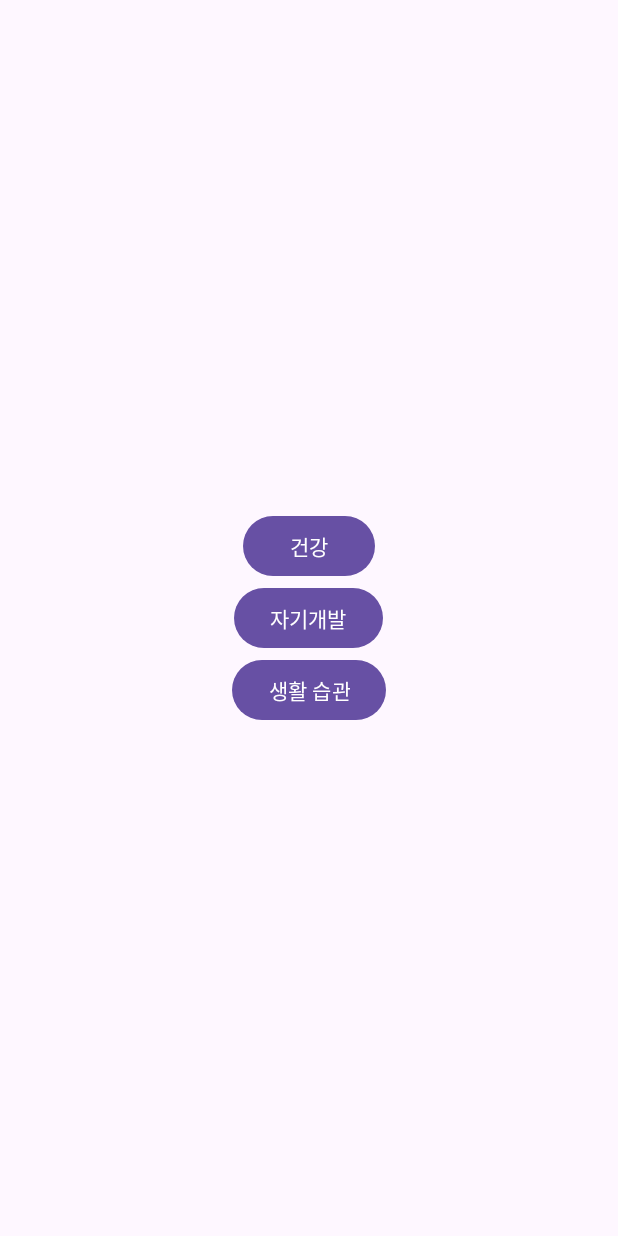
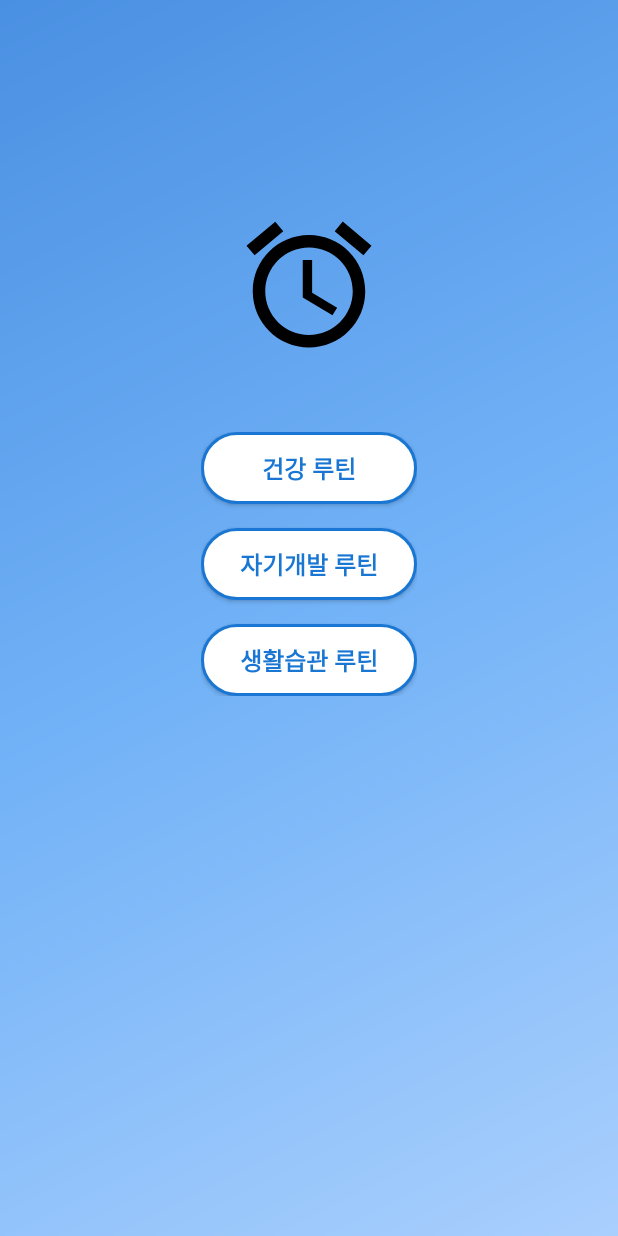
Before and after one commit to SoleyClang/2025GURU_team3, an Android app: the screen it shows after launch (MainActivity), on a phone screen of 412 x 824 dp. Run offline under Robolectric (Android 15) with nearby library versions, the phone set to English and light mode, and no system bars.

Commit message:
Add files via upload

```diff
--- a/Habit/Habit/app/src/main/java/com/example/habit/MainActivity.kt
+++ b/Habit/Habit/app/src/main/java/com/example/habit/MainActivity.kt
@@ -3,6 +3,7 @@ package com.example.habit
 import android.content.Intent
 import android.os.Bundle
 import android.widget.Button
+import android.widget.LinearLayout
 import androidx.appcompat.app.AppCompatActivity
 
 class MainActivity : AppCompatActivity() {
@@ -13,14 +14,14 @@ class MainActivity : AppCompatActivity() {
         findViewById<Button>(R.id.btnHealth).setOnClickListener {
             openRoutineScreen(ThemeType.HEALTH)
         }
-
         findViewById<Button>(R.id.btnSelfDev).setOnClickListener {
             openRoutineScreen(ThemeType.SELF_DEV)
         }
-
         findViewById<Button>(R.id.btnLifestyle).setOnClickListener {
             openRoutineScreen(ThemeType.LIFESTYLE)
         }
+
+
     }
 
     private fun openRoutineScreen(theme: ThemeType) {
--- a/Habit/Habit/app/src/main/java/com/example/habit/Routine.kt
+++ b/Habit/Habit/app/src/main/java/com/example/habit/Routine.kt
@@ -6,5 +6,5 @@ data class Routine(
     val title: String,
     val description: String,
     var isChecked: Boolean,
-    val point: Int
+    val point: Int = 10
 )
--- /dev/null
+++ b/Habit/Habit/app/src/main/res/drawable/bg_gradient.xml
@@ -0,0 +1,13 @@
+<?xml version="1.0" encoding="utf-8"?>
+<shape xmlns:android="http://schemas.android.com/apk/res/android"
+    android:shape="rectangle">
+
+    <gradient
+        android:type="linear"
+        android:angle="135"
+        android:startColor="#A9CFFD"
+        android:centerColor="#72B2F7"
+        android:endColor="#4A90E2"
+        android:useLevel="false" />
+
+</shape>
--- /dev/null
+++ b/Habit/Habit/app/src/main/res/drawable/bg_rounded_button.xml
@@ -0,0 +1,7 @@
+<?xml version="1.0" encoding="utf-8"?>
+<shape xmlns:android="http://schemas.android.com/apk/res/android"
+    android:shape="rectangle">
+    <solid android:color="@color/white"/> <!-- 흰 배경 -->
+    <stroke android:width="2dp" android:color="@color/blue_500"/> <!-- 파란 테두리 -->
+    <corners android:radius="24dp"/>
+</shape>
--- /dev/null
+++ b/Habit/Habit/app/src/main/res/drawable/bg_theme_card.xml
@@ -0,0 +1,9 @@
+<?xml version="1.0" encoding="utf-8"?>
+<selector xmlns:android="http://schemas.android.com/apk/res/android">
+    <shape xmlns:android="http://schemas.android.com/apk/res/android">
+        <solid android:color="#80FFFFFF"/> <!-- 반투명 흰색 (#80 = 50% alpha) -->
+        <corners android:radius="16dp"/>
+        <stroke android:width="1dp" android:color="#1976D2"/> <!-- 파란 테두리 -->
+    </shape>
+
+</selector>
--- /dev/null
+++ b/Habit/Habit/app/src/main/res/drawable/button_text_selector.xml
@@ -0,0 +1,5 @@
+<?xml version="1.0" encoding="utf-8"?>
+<selector xmlns:android="http://schemas.android.com/apk/res/android">
+    <item android:state_pressed="true" android:color="@color/blue_700"/>
+    <item android:color="@color/blue_500"/>
+</selector>
--- /dev/null
+++ b/Habit/Habit/app/src/main/res/drawable/logo.xml
@@ -0,0 +1,5 @@
+<vector xmlns:android="http://schemas.android.com/apk/res/android" android:height="24dp" android:tint="#000000" android:viewportHeight="24" android:viewportWidth="24" android:width="24dp">
+
+    <path android:fillColor="@android:color/white" android:pathData="M22,5.72l-4.6,-3.86 -1.29,1.53 4.6,3.86L22,5.72zM7.88,3.39L6.6,1.86 2,5.71l1.29,1.53 4.59,-3.85zM12.5,8L11,8v6l4.75,2.85 0.75,-1.23 -4,-2.37L12.5,8zM12,4c-4.97,0 -9,4.03 -9,9s4.02,9 9,9c4.97,0 9,-4.03 9,-9s-4.03,-9 -9,-9zM12,20c-3.87,0 -7,-3.13 -7,-7s3.13,-7 7,-7 7,3.13 7,7 -3.13,7 -7,7z"/>
+
+</vector>
--- a/Habit/Habit/app/src/main/res/layout/activity_main.xml
+++ b/Habit/Habit/app/src/main/res/layout/activity_main.xml
@@ -1,25 +1,63 @@
 <?xml version="1.0" encoding="utf-8"?>
-<LinearLayout xmlns:android="http://schemas.android.com/apk/res/android"
+<ScrollView xmlns:android="http://schemas.android.com/apk/res/android"
+    android:layout_width="match_parent"
+    android:layout_height="match_parent"
+    android:background="@drawable/bg_gradient"
+    android:padding="80dp">
+
+    <LinearLayout
+        android:layout_width="match_parent"
+        android:layout_height="wrap_content"
+        android:gravity="center"
         android:orientation="vertical"
-    android:gravity="center"
+        android:layout_marginTop="60dp">
+
+        <!-- 앱 로고 -->
+        <ImageView
+            android:id="@+id/logoImage"
+            android:layout_width="100dp"
+            android:layout_height="100dp"
+            android:layout_marginBottom="24dp"
+            android:src="@drawable/logo"
+            android:contentDescription="앱 로고" />
+
+        <!-- 반투명 카드 박스 -->
+        <LinearLayout
             android:layout_width="match_parent"
-    android:layout_height="match_parent">
+            android:layout_height="wrap_content"
+            android:layout_marginHorizontal="30dp"
+            android:padding="24dp"
+            android:orientation="vertical"
+            android:background="@drawable/bg_theme_card"
+            android:elevation="4dp"
+            android:gravity="center_horizontal">
 
+            <!-- 건강 루틴 버튼 -->
             <Button
                 android:id="@+id/btnHealth"
-        android:text="건강"
-        android:layout_width="wrap_content"
-        android:layout_height="wrap_content" />
+                style="@style/AppButton.Primary"
+                android:text="건강 루틴"
+                android:textColor="@color/blue_500"
+                android:background="@drawable/bg_rounded_button"
+                android:layout_marginBottom="16dp" />
 
+            <!-- 자기개발 루틴 버튼 -->
             <Button
                 android:id="@+id/btnSelfDev"
-        android:text="자기개발"
-        android:layout_width="wrap_content"
-        android:layout_height="wrap_content" />
+                style="@style/AppButton.Primary"
+                android:text="자기개발 루틴"
+                android:textColor="@color/blue_500"
+                android:background="@drawable/bg_rounded_button"
+                android:layout_marginBottom="16dp" />
 
+            <!-- 생활습관 루틴 버튼 -->
             <Button
                 android:id="@+id/btnLifestyle"
-        android:text="생활 습관"
-        android:layout_width="wrap_content"
-        android:layout_height="wrap_content" />
+                style="@style/AppButton.Primary"
+                android:text="생활습관 루틴"
+                android:textColor="@color/blue_500"
+                android:background="@drawable/bg_rounded_button" />
+
         </LinearLayout>
+    </LinearLayout>
+</ScrollView>
--- a/Habit/Habit/app/src/main/res/values/colors.xml
+++ b/Habit/Habit/app/src/main/res/values/colors.xml
@@ -1,5 +1,23 @@
 <?xml version="1.0" encoding="utf-8"?>
 <resources>
+    <!-- 기본 색상 -->
     <color name="black">#FF000000</color>
     <color name="white">#FFFFFFFF</color>
+
+    <!-- 머티리얼 퍼플 -->
+    <color name="purple_200">#BB86FC</color>
+    <color name="purple_500">#6200EE</color>
+    <color name="purple_700">#3700B3</color>
+
+    <!-- 커스텀 보라 포인트 -->
+    <color name="point_purple">#5D2EFF</color>
+
+    <!-- 파란 계열 -->
+    <color name="blue_100">#E3F2FD</color>     <!-- 눌림 배경 -->
+    <color name="blue_500">#1976D2</color>     <!-- 기본 테두리 -->
+    <color name="blue_700">#1565C0</color>     <!-- 진한 눌림 테두리 -->
+
+    <!-- 기타 -->
+    <color name="semi_white">#80FFFFFF</color> <!-- 반투명 흰색 -->
+    <color name="gray_background">#F9F9F9</color> <!-- 카드용 배경 -->
 </resources>
--- /dev/null
+++ b/Habit/Habit/app/src/main/res/values/styles.xml
@@ -0,0 +1,12 @@
+<resources>
+    <style name="AppButton.Primary" parent="Widget.AppCompat.Button">
+        <item name="android:layout_width">match_parent</item>
+        <item name="android:layout_height">wrap_content</item>
+        <item name="android:textSize">16sp</item>
+        <item name="android:padding">12dp</item>
+        <item name="android:textStyle">bold</item>
+        <item name="android:background">@drawable/bg_rounded_button</item>
+        <item name="android:textColor">@color/blue_500</item>
+    </style>
+
+</resources>
--- a/Habit/Habit/app/src/main/res/values/themes.xml
+++ b/Habit/Habit/app/src/main/res/values/themes.xml
@@ -1,9 +1,26 @@
 <resources xmlns:tools="http://schemas.android.com/tools">
+
     <!-- Base application theme. -->
     <style name="Base.Theme.Habit" parent="Theme.Material3.DayNight.NoActionBar">
-        <!-- Customize your light theme here. -->
-        <!-- <item name="colorPrimary">@color/my_light_primary</item> -->
+
+        <!-- ✅ 버튼과 전반적인 머티리얼 색상 통제 -->
+        <item name="colorPrimary">@color/blue_500</item>
+        <item name="colorOnPrimary">@color/white</item>
+        <item name="colorPrimaryContainer">@color/blue_100</item>
+
+        <item name="colorSecondary">@color/blue_700</item>
+        <item name="colorOnSecondary">@color/white</item>
+        <item name="colorSurface">@color/white</item>
+        <item name="colorOnSurface">@color/black</item>
+
+        <!-- ✅ 버튼이 보라색 입히는 것 방지 -->
+        <item name="buttonStyle">@style/Widget.AppCompat.Button</item>
+        <item name="materialButtonStyle">@style/Widget.AppCompat.Button</item>
+        <item name="android:buttonStyle">@style/Widget.AppCompat.Button</item>
+
     </style>
 
+    <!-- 앱 전체에 적용되는 테마 -->
     <style name="Theme.Habit" parent="Base.Theme.Habit" />
+
 </resources>
```
Also changed, not shown: Habit/Habit/app/src/main/java/com/example/habit/RoutineActivity.kt (+22 -4 lines), Habit/Habit/app/src/main/java/com/example/habit/RoutineAdapter.kt (+12 -1 lines), Habit/Habit/app/src/main/java/com/example/habit/RoutineRepository.kt (+19 -9 lines), Habit/Habit/app/src/main/res/drawable/bg_white_rounded.xml (added, +7 -0 lines), Habit/Habit/app/src/main/res/drawable/bg_white_rounded_selector.xml (added, +21 -0 lines), Habit/Habit/app/src/main/res/layout/activity_routine.xml (+10 -2 lines), Habit/Habit/app/src/main/res/layout/item_routine.xml (+39 -7 lines). Lines whose indentation alone changed are shown as unchanged.
